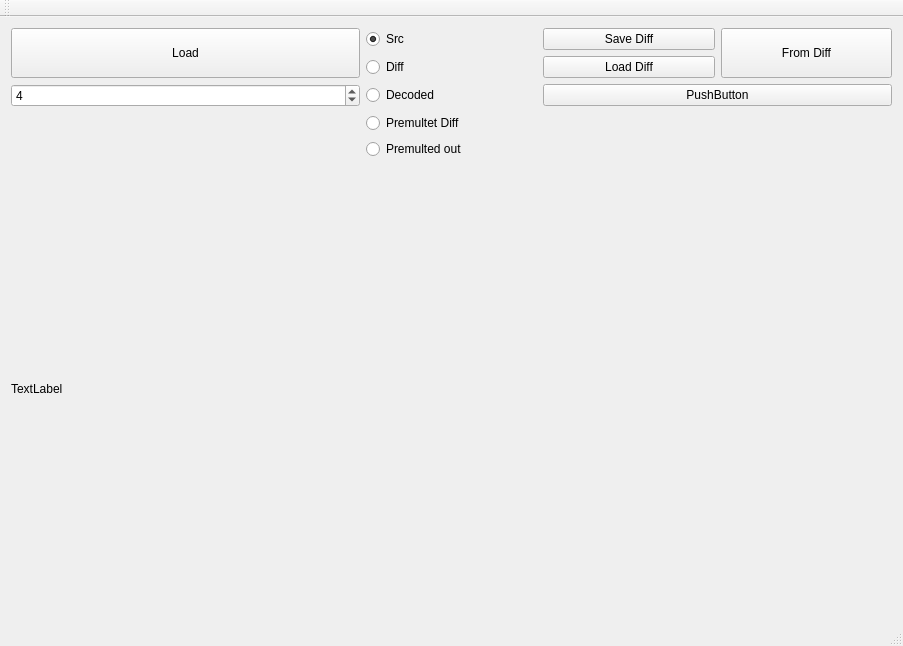
First picture: the form in mainwindow.ui, repository SpaceWind/pngLSBHider, before the edit.
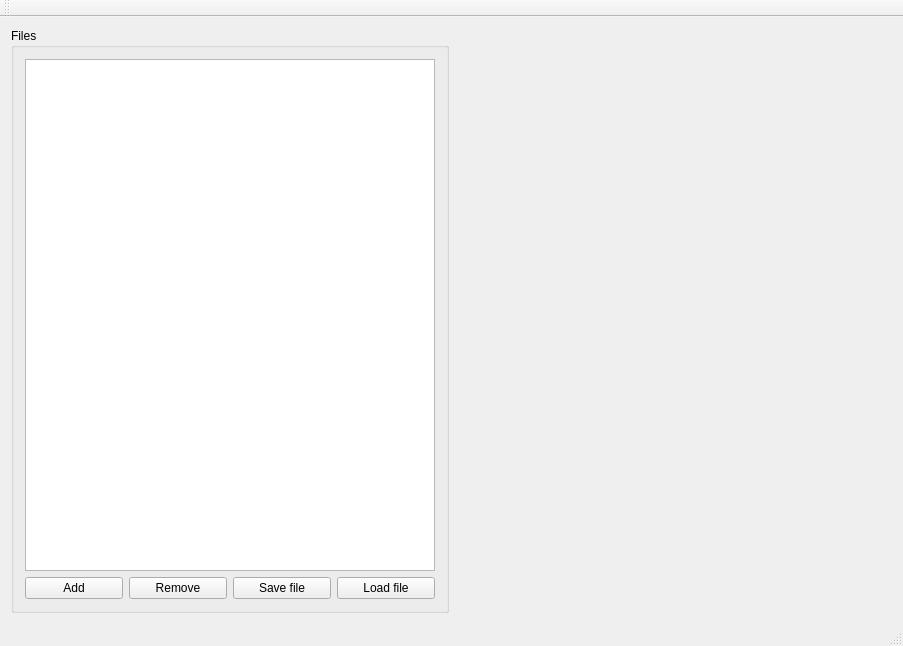
Second picture: the form after the edit.

```diff
--- a/mainwindow.ui
+++ b/mainwindow.ui
@@ -15,108 +15,62 @@
   </property>
   <widget class="QWidget" name="centralWidget">
    <layout class="QGridLayout" name="gridLayout">
-    <item row="3" column="2">
-     <widget class="QRadioButton" name="radioButton_4">
-      <property name="text">
-       <string>Premultet Diff</string>
+    <item row="0" column="0">
+     <widget class="QGroupBox" name="groupBox">
+      <property name="title">
+       <string>Files</string>
       </property>
+      <layout class="QGridLayout" name="gridLayout_2">
+       <item row="1" column="1">
+        <widget class="QPushButton" name="pushButton_2">
+         <property name="text">
+          <string>Remove</string>
+         </property>
+        </widget>
+       </item>
+       <item row="1" column="0">
+        <widget class="QPushButton" name="pushButton">
+         <property name="text">
+          <string>Add</string>
+         </property>
+        </widget>
+       </item>
+       <item row="1" column="2">
+        <widget class="QPushButton" name="pushButton_3">
+         <property name="text">
+          <string>Save file</string>
+         </property>
+        </widget>
+       </item>
+       <item row="1" column="3">
+        <widget class="QPushButton" name="pushButton_4">
+         <property name="text">
+          <string>Load file</string>
+         </property>
+        </widget>
+       </item>
+       <item row="0" column="0" colspan="4">
+        <widget class="QListWidget" name="listWidget"/>
+       </item>
+      </layout>
      </widget>
     </item>
-    <item row="5" column="0" colspan="5">
+    <item row="0" column="1">
      <widget class="QLabel" name="label">
-      <property name="text">
-       <string>TextLabel</string>
-      </property>
-     </widget>
-    </item>
-    <item row="1" column="2">
-     <widget class="QRadioButton" name="radioButton_2">
-      <property name="text">
-       <string>Diff</string>
-      </property>
-     </widget>
-    </item>
-    <item row="0" column="2">
-     <widget class="QRadioButton" name="radioButton">
-      <property name="text">
-       <string>Src</string>
-      </property>
-      <property name="checked">
-       <bool>true</bool>
-      </property>
-     </widget>
-    </item>
-    <item row="0" column="0" rowspan="2" colspan="2">
-     <widget class="QPushButton" name="pushButton">
       <property name="sizePolicy">
-       <sizepolicy hsizetype="Expanding" vsizetype="Expanding">
+       <sizepolicy hsizetype="Preferred" vsizetype="Expanding">
         <horstretch>0</horstretch>
         <verstretch>0</verstretch>
        </sizepolicy>
       </property>
-      <property name="text">
-       <string>Load</string>
+      <property name="maximumSize">
+       <size>
+        <width>640</width>
+        <height>640</height>
+       </size>
       </property>
-     </widget>
-    </item>
-    <item row="2" column="2">
-     <widget class="QRadioButton" name="radioButton_3">
       <property name="text">
-       <string>Decoded</string>
-      </property>
-     </widget>
-    </item>
-    <item row="0" column="3">
-     <widget class="QPushButton" name="pushButton_2">
-      <property name="text">
-       <string>Save Diff</string>
-      </property>
-     </widget>
-    </item>
-    <item row="2" column="0" colspan="2">
-     <widget class="QSpinBox" name="spinBox">
-      <property name="minimum">
-       <number>1</number>
-      </property>
-      <property name="maximum">
-       <number>127</number>
-      </property>
-      <property name="value">
-       <number>4</number>
-      </property>
-     </widget>
-    </item>
-    <item row="1" column="3">
-     <widget class="QPushButton" name="pushButton_3">
-      <property name="text">
-       <string>Load Diff</string>
-      </property>
-     </widget>
-    </item>
-    <item row="4" column="2">
-     <widget class="QRadioButton" name="radioButton_5">
-      <property name="text">
-       <string>Premulted out</string>
-      </property>
-     </widget>
-    </item>
-    <item row="0" column="4" rowspan="2">
-     <widget class="QPushButton" name="pushButton_4">
-      <property name="sizePolicy">
-       <sizepolicy hsizetype="Minimum" vsizetype="Preferred">
-        <horstretch>0</horstretch>
-        <verstretch>0</verstretch>
-       </sizepolicy>
-      </property>
-      <property name="text">
-       <string>From Diff</string>
-      </property>
-     </widget>
-    </item>
-    <item row="2" column="3" colspan="2">
-     <widget class="QPushButton" name="pushButton_5">
-      <property name="text">
-       <string>PushButton</string>
+       <string/>
       </property>
      </widget>
     </item>
```
